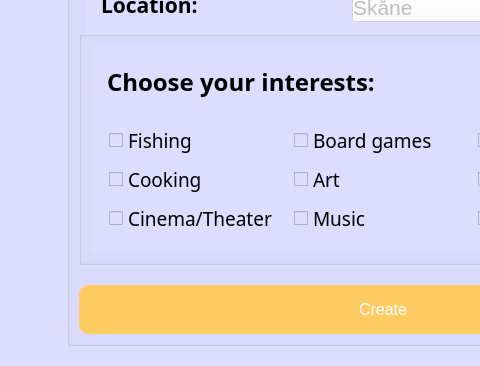
This is src/NewAccount/NewAccount.ui in Einavzil/GoldApp as Qt 5 draws it before an edit; both pictures show x 0 to 480 and y 456 to 822 of the 766 by 822 pixel window. The edited form follows.
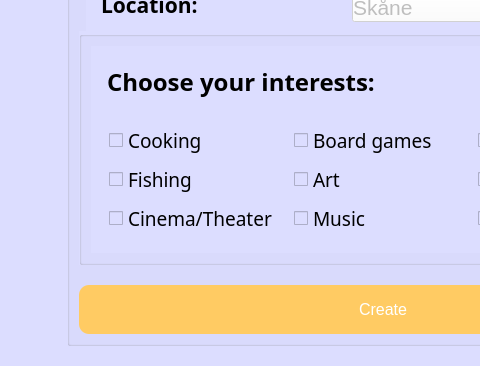
This is the edited form.

```diff
--- a/src/NewAccount/NewAccount.ui
+++ b/src/NewAccount/NewAccount.ui
@@ -475,7 +475,7 @@
                     </property>
                    </widget>
                   </item>
-                  <item row="0" column="0">
+                  <item row="1" column="0">
                    <widget class="QCheckBox" name="checkBox_2">
                     <property name="font">
                      <font>
@@ -501,7 +501,7 @@
                     </property>
                    </widget>
                   </item>
-                  <item row="1" column="0">
+                  <item row="0" column="0">
                    <widget class="QCheckBox" name="checkBox">
                     <property name="font">
                      <font>
```
